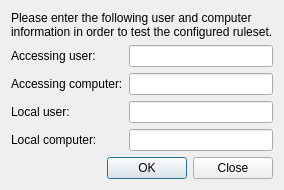
First picture: the form in configurator/forms/AccessControlRulesTestDialog.ui, repository veyon/veyon, before the edit.
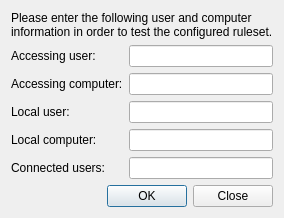
Second picture: the form after the edit.

Commit message: Configurator: add connected users for access control tests

```diff
--- a/configurator/forms/AccessControlRulesTestDialog.ui
+++ b/configurator/forms/AccessControlRulesTestDialog.ui
@@ -6,21 +6,21 @@
    <string>Access control rules test</string>
   </property>
   <layout class="QGridLayout" name="gridLayout">
+   <item row="6" column="0" colspan="2">
+    <widget class="QDialogButtonBox" name="buttonBox">
+     <property name="orientation">
+      <enum>Qt::Horizontal</enum>
+     </property>
+     <property name="standardButtons">
+      <set>QDialogButtonBox::Close|QDialogButtonBox::Ok</set>
+     </property>
+    </widget>
+   </item>
    <item row="4" column="1">
     <widget class="QLineEdit" name="localComputerLineEdit"/>
    </item>
-   <item row="3" column="1">
-    <widget class="QLineEdit" name="localUserLineEdit"/>
-   </item>
-   <item row="3" column="0">
-    <widget class="QLabel" name="label_3">
-     <property name="text">
-      <string>Local user:</string>
-     </property>
-    </widget>
-   </item>
-   <item row="1" column="1">
-    <widget class="QLineEdit" name="accessingUserLineEdit"/>
+   <item row="2" column="1">
+    <widget class="QLineEdit" name="accessingComputerLineEdit"/>
    </item>
    <item row="1" column="0">
     <widget class="QLabel" name="label">
@@ -29,9 +29,6 @@
      </property>
     </widget>
    </item>
-   <item row="2" column="1">
-    <widget class="QLineEdit" name="accessingComputerLineEdit"/>
-   </item>
    <item row="4" column="0">
     <widget class="QLabel" name="label_4">
      <property name="text">
@@ -46,16 +43,6 @@
      </property>
     </widget>
    </item>
-   <item row="5" column="0" colspan="2">
-    <widget class="QDialogButtonBox" name="buttonBox">
-     <property name="orientation">
-      <enum>Qt::Horizontal</enum>
-     </property>
-     <property name="standardButtons">
-      <set>QDialogButtonBox::Close|QDialogButtonBox::Ok</set>
-     </property>
-    </widget>
-   </item>
    <item row="0" column="0" colspan="2">
     <widget class="QLabel" name="label_5">
      <property name="sizePolicy">
@@ -72,6 +59,29 @@
      </property>
     </widget>
    </item>
+   <item row="3" column="0">
+    <widget class="QLabel" name="label_3">
+     <property name="text">
+      <string>Local user:</string>
+     </property>
+    </widget>
+   </item>
+   <item row="3" column="1">
+    <widget class="QLineEdit" name="localUserLineEdit"/>
+   </item>
+   <item row="1" column="1">
+    <widget class="QLineEdit" name="accessingUserLineEdit"/>
+   </item>
+   <item row="5" column="0">
+    <widget class="QLabel" name="label_6">
+     <property name="text">
+      <string>Connected users:</string>
+     </property>
+    </widget>
+   </item>
+   <item row="5" column="1">
+    <widget class="QLineEdit" name="connectedUsersLineEdit"/>
+   </item>
   </layout>
  </widget>
  <tabstops>
```
The commit also changes 2 other files.
